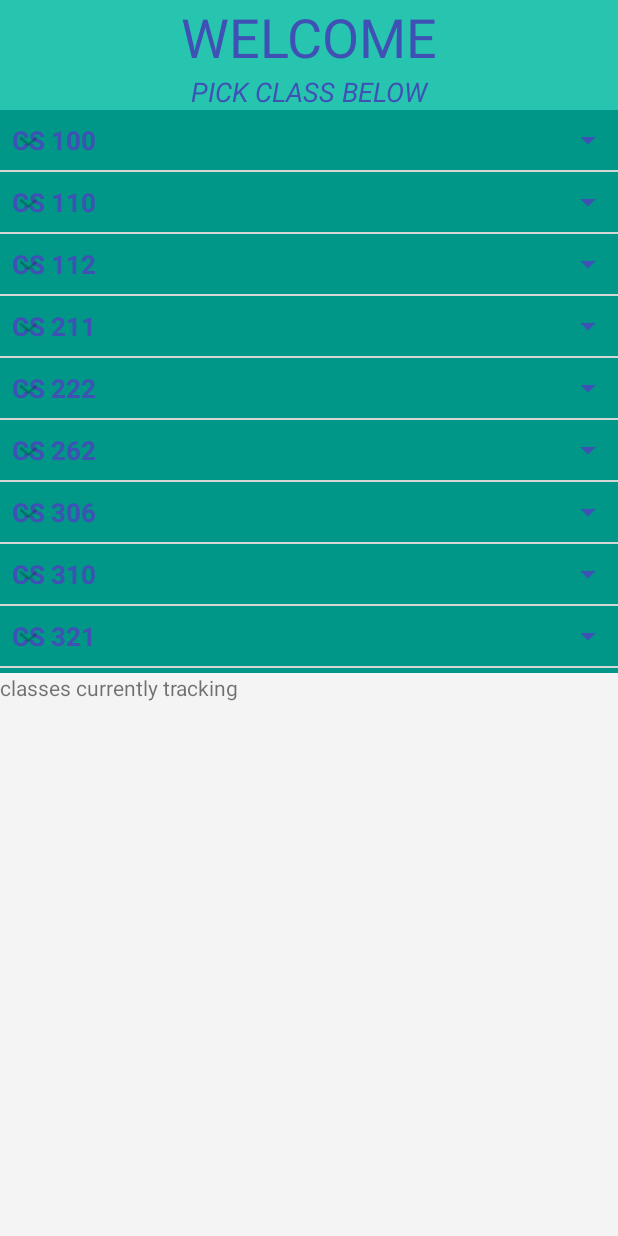
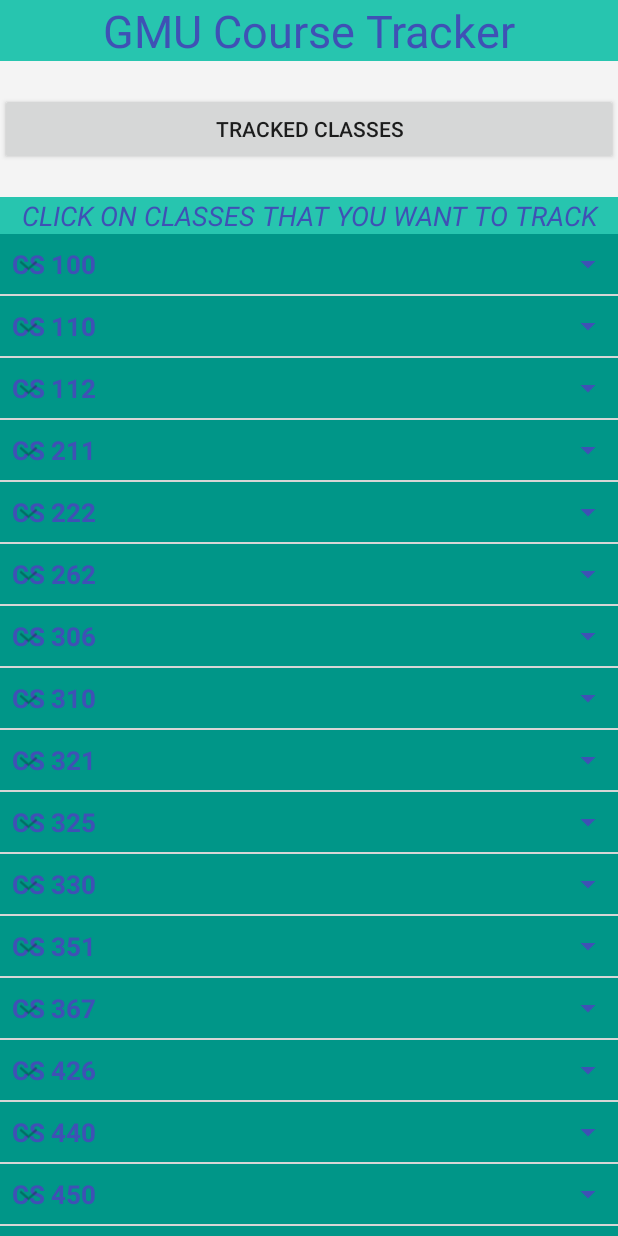
Before and after one commit to kedbirhan/Course-Tracker-app, an Android app: the screen it shows after launch (MainActivity), on a phone screen of 412 x 824 dp. Run offline under Robolectric (Android 15) with nearby library versions, the phone set to English and light mode, and no system bars.

Commit message:
UI update

```diff
--- a/app/src/main/res/layout/activity_main.xml
+++ b/app/src/main/res/layout/activity_main.xml
@@ -9,16 +9,30 @@
         android:layout_width="match_parent"
         android:layout_height="wrap_content"
         android:background="#27C5AF"
-        android:text="WELCOME"
+        android:text="GMU Course Tracker"
         android:textAlignment="center"
         android:textColor="#3F51B5"
-        android:textSize="36sp" />
+        android:textSize="30sp" />
+
+    <Space
+        android:layout_width="match_parent"
+        android:layout_height="21dp" />
+
+    <Button
+        android:id="@+id/button"
+        android:layout_width="match_parent"
+        android:layout_height="wrap_content"
+        android:text="Tracked Classes" />
+
+    <Space
+        android:layout_width="match_parent"
+        android:layout_height="21dp" />
 
     <TextView
         android:layout_width="match_parent"
         android:layout_height="wrap_content"
         android:background="#27C5AF"
-        android:text="pick class below"
+        android:text="Click on classes that you want to track"
         android:textAlignment="center"
         android:textAllCaps="true"
         android:textAppearance="@style/TextAppearance.AppCompat.Medium"
@@ -29,7 +43,7 @@
     <ExpandableListView
         android:id="@+id/lvExp"
         android:layout_width="match_parent"
-        android:layout_height="375dp" />
+        android:layout_height="match_parent" />
 
     <TextView
         android:id="@+id/textView"
@@ -40,6 +54,6 @@
     <ListView
         android:id="@+id/trackListView"
         android:layout_width="match_parent"
-        android:layout_height="229dp" />
+        android:layout_height="match_parent" />
 
 </LinearLayout>
```
Also changed, not shown: app/src/main/java/com/example/gmucoursetracker/MainActivity.java (+18 -19 lines).
